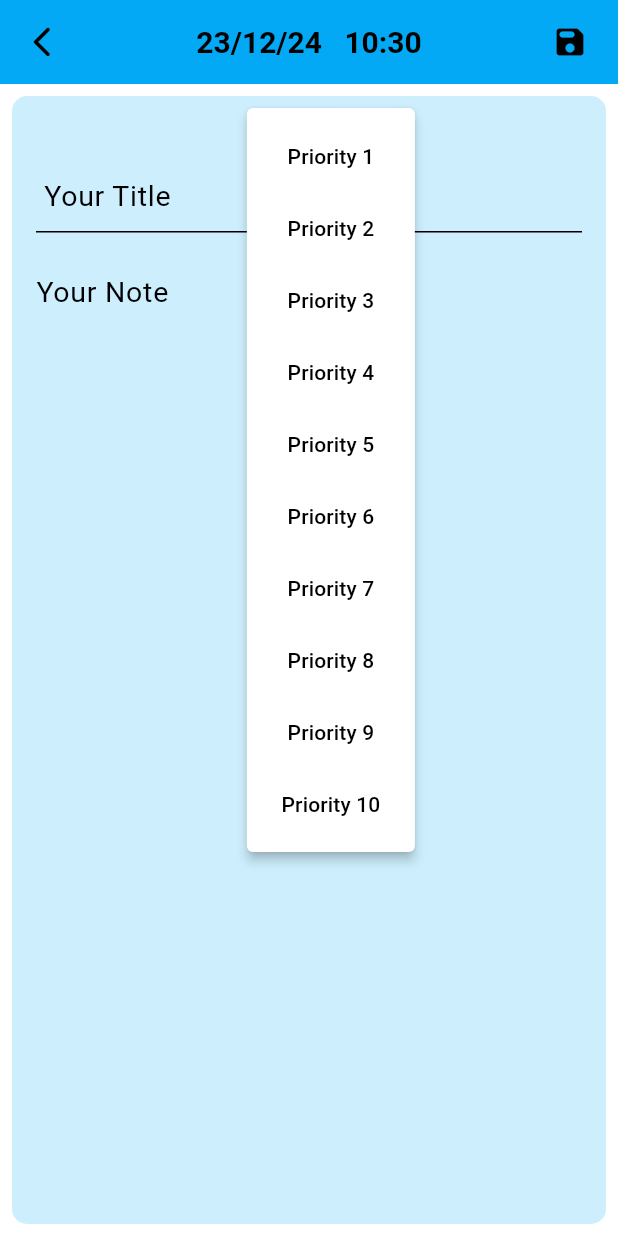
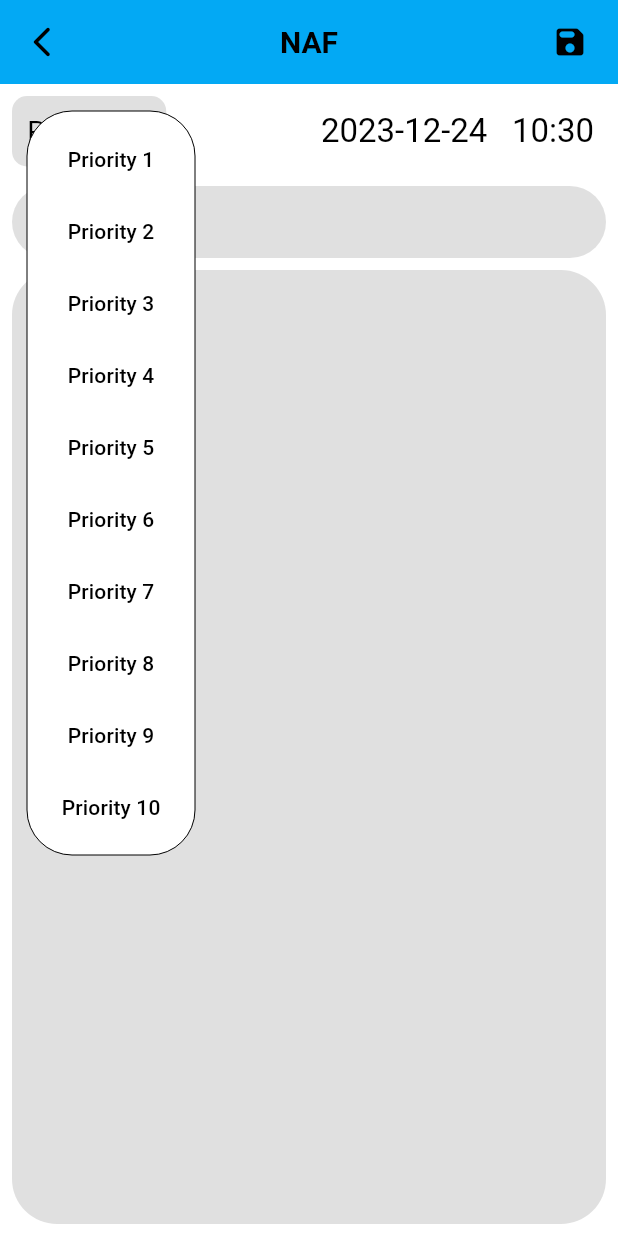
Before and after one commit to hesham04Dev/KAF, a Flutter app: the EditNote screen opened directly, after a tap on an icon or button, on a phone screen of 412 x 824 dp. Run offline on Flutter 3.47's test engine with Material 2 defaults, Android fonts, the phone set to English and light mode, and no system bars; drawn by our look-alikes of dynamic_color; our stand-ins replace date_format, device_info_plus, file_picker, isar, permission_handler, shared_preferences; accounts and stored records are empty; generated files the repository leaves out were written again; Roboto replaces fonts that are missing (Noto).

Commit message:
adding new design for new note page adding back arrow shape for setting page

```diff
--- a/lib/models/priorityMenu.dart
+++ b/lib/models/priorityMenu.dart
@@ -5,7 +5,6 @@ import 'package:provider/provider.dart';
 
 import '../provider/PriorityProvider.dart';
 import '../translations/translations.dart';
-
 
 class PriorityMenu extends StatefulWidget {
   final int? priority;
@@ -20,20 +19,27 @@ class PriorityMenu extends StatefulWidget {
 
 class _PriorityMenuState extends State<PriorityMenu> {
   Map<String, String> locale = requiredData.locale;
-  int getPriority=1;
-  bool isLoaded =false;
-
-
+  int getPriority = 1;
+  bool isLoaded = false;
 
   @override
   Widget build(BuildContext context) {
-    if(widget.priority == null){
+    if (widget.priority == null) {
       print("is null in pm");
-      getPriority = context.read<PriorityProvider>().priority;}
-    else if(!isLoaded){getPriority = widget.priority!; isLoaded = true;}
+      getPriority = context.read<PriorityProvider>().priority;
+    } else if (!isLoaded) {
+      getPriority = widget.priority!;
+      isLoaded = true;
+    }
     print("priority:  ${getPriority}");
 
     return PopupMenuButton(
+      elevation: 0,
+      shape: OutlineInputBorder(
+          borderRadius: BorderRadius.circular(30),
+          borderSide: BorderSide(
+            width: 0,
+          )),
       child: Text(
         "${locale[TranslationsKeys.priority]!}: ${getPriority}",
         style: const MediumText(),
--- a/lib/screens/EditNotePage.dart
+++ b/lib/screens/EditNotePage.dart
@@ -5,9 +5,9 @@ import 'package:note_files/requiredData.dart';
 import 'package:provider/provider.dart';
 
 import '../collection/Note.dart';
+import '../collection/isarCURD.dart';
 import '../functions/boolFn.dart';
 import '../functions/isRtlTextDirection.dart';
-import '../collection/isarCURD.dart';
 import '../models/AutoDirectionTextField.dart';
 import '../models/MyWarningDialog.dart';
 import '../models/isRtlBackIcon.dart';
@@ -47,7 +47,6 @@ class EditNote extends StatelessWidget {
   @override
   Widget build(BuildContext context) {
     int get_priority = context.watch<PriorityProvider>().priority;
-
 
     if (!isLoaded && priority != null) {
       print("priority is $priority");
@@ -99,10 +98,7 @@ class EditNote extends StatelessWidget {
               onPressed: onPop,
               icon: IsRtlBackIcon(isRtl: isRtl),
             ),
-            title: Text(
-              formatDate(DateTime.now(),
-                  [yy, "/", mm, "/", dd, "   ", hh, ":", nn]).toString(),
-            ),
+            title: Text(locale[TranslationsKeys.title]!),
             actions: [
               Padding(
                 padding: const EdgeInsets.all(8.0),
@@ -156,7 +152,7 @@ class EditNote extends StatelessWidget {
           ),
           body: Padding(
             padding: const EdgeInsets.all(8.0),
-            child: Container(
+            child: /*Container(
               decoration: BoxDecoration(
                   color: isDark == true
                       ? Colors.white10
@@ -164,19 +160,64 @@ class EditNote extends StatelessWidget {
                   borderRadius: BorderRadius.circular(10)),
               child: Padding(
                 padding: const EdgeInsets.all(8.0),
-                child: ListView(
+                child:*/
+                Column(
               children: [
-                    Center(
+                Row(
+                  mainAxisAlignment: MainAxisAlignment.spaceBetween,
+                  children: [
+                    Container(
+                      padding: EdgeInsets.all(10),
+                      decoration: BoxDecoration(
+                          color: Colors
+                              .black12, //priorityColors[priority ?? 1 - 1],
+                          borderRadius: BorderRadius.circular(10)),
                       child: PriorityMenu(
                         priority: priority,
-                    )),
+                      ),
+                    ),
                     Padding(
                       padding: const EdgeInsets.all(8.0),
+                      child: Text(
+                        formatDate(DateTime.now(), [
+                          yyyy,
+                          "-",
+                          mm,
+                          "-",
+                          dd,
+                          "   ",
+                          hh,
+                          ":",
+                          nn
+                        ]).toString(),
+                        style: Theme.of(context).textTheme.titleLarge,
+                      ),
+                    ),
+                  ],
+                ),
+                const SizedBox(
+                  height: 5,
+                ),
+                Container(
+                    decoration: BoxDecoration(
+                      borderRadius: BorderRadius.circular(30),
+                      color: Colors.black12,
+                    ),
+                    margin: const EdgeInsets.symmetric(vertical: 8.0),
+                    padding: const EdgeInsets.symmetric(horizontal: 8.0),
                     child: AutoDirectionTextField(
                       controller: titleController,
                       locale: locale,
+                      isUnderLinedBorder: false,
                       hintText: TranslationsKeys.yourTitle,
                     )),
+                Expanded(
+                  child: Container(
+                    decoration: BoxDecoration(
+                        color: isDark == true ? Colors.white10 : Colors.black12,
+                        borderRadius: BorderRadius.circular(30)),
+                    padding: EdgeInsets.all(5),
+                    child: ListView(children: [
                       Padding(
                           padding: const EdgeInsets.all(8.0),
                           child: AutoDirectionTextField(
@@ -185,12 +226,15 @@ class EditNote extends StatelessWidget {
                             hintText: TranslationsKeys.yourNote,
                             maxLines: null,
                             isUnderLinedBorder: false,
-                        ))
+                          )),
+                    ]),
+                  ),
+                )
               ],
             ),
           ),
-            ),
-          ),
+          /*),
+          ),*/
         ),
       ),
     );
--- a/lib/screens/settings.dart
+++ b/lib/screens/settings.dart
@@ -50,6 +50,12 @@ class _SettingsPageState extends State<SettingsPage> {
       child: Scaffold(
         appBar: AppBar(
           title: Text(locale[TranslationsKeys.settings]!),
+          leading: IconButton(
+            onPressed: () {
+              Navigator.pop(context);
+            },
+            icon: Icon(Icons.arrow_back_ios_rounded),
+          ),
         ),
         body: Padding(
           padding: const EdgeInsets.all(20),
```
Lines whose indentation alone changed are shown as unchanged.
